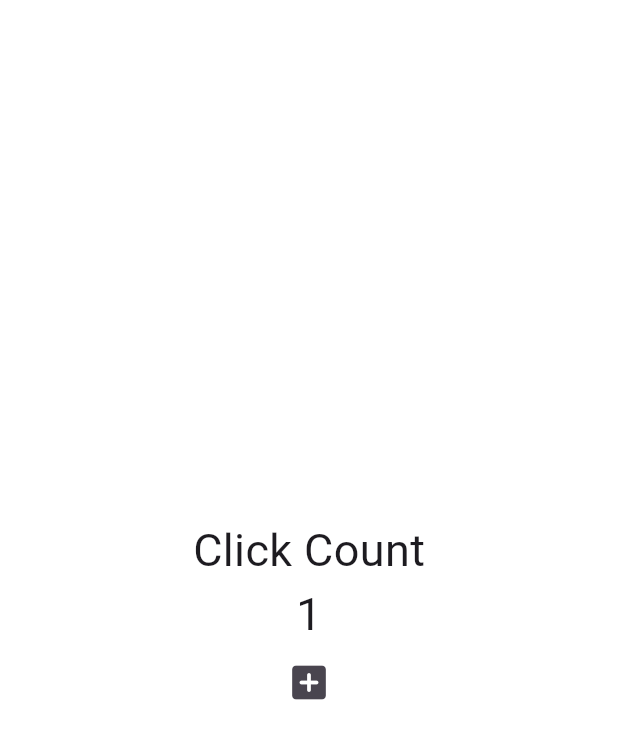
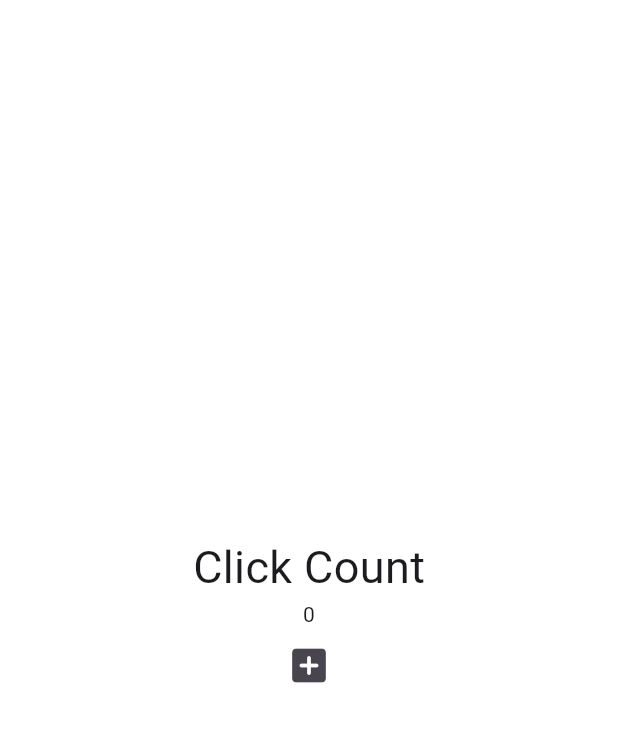
Before and after one commit to dkdkdkdk555/Toonflix_flutter, a Flutter app: the screen it shows after launch, after a tap on the "add box" icon, on a phone screen of 412 x 824 dp. Shown: the top 739 px of the screen. Run offline on Flutter 3.47's test engine with Material 3 defaults, Android fonts, the phone set to English and light mode, and no system bars.

Commit message:
#4 3 Recap

```diff
--- a/lib/main2.dart
+++ b/lib/main2.dart
@@ -20,11 +20,12 @@ class Apsp extends StatefulWidget {
 // 2. 데이터가 바뀌면 변하는 부분
 // UI를 구축하는 곳, 새로 고침시 최신 데이터를 보여줌
 class _AppState extends State<Apsp> {
-  int counter = 0; // 데이터 는 걍 클래스 property임
+
+  List<int> numbers = [];
 
   void onClicked(){
     setState(() {  // UI에게 데이터가 바뀌었다고 알리는 함수
-      counter = counter + 1;
+      numbers.add(numbers.length);
     });
   }
 
@@ -41,9 +42,7 @@ class _AppState extends State<Apsp> {
                 'Click Count',
                 style: TextStyle(fontSize: 30),
               ),
-              Text('$counter',
-                style: const TextStyle(fontSize: 30),
-              ),
+              for(var n in numbers) Text('$n'),
               IconButton(
                 iconSize: 30,
                 onPressed: onClicked,
```
